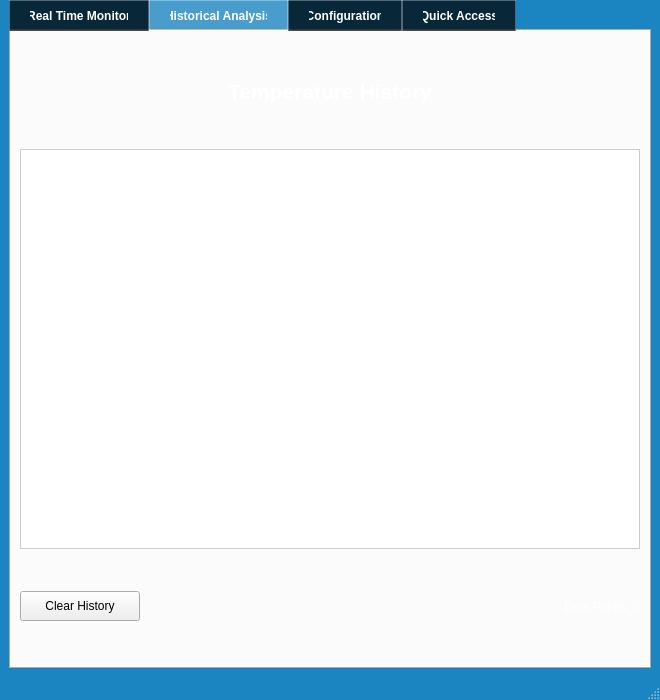
Qt form Modern_Cpp_Project/Implementation/server/server.ui (salah0eldin/Embedded_Linux_Diploma_Projects) before a commit.
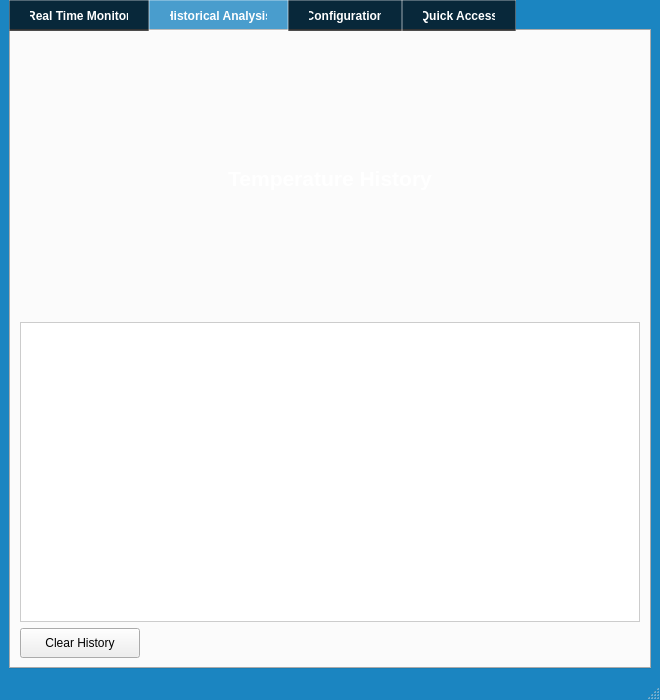
The same form after that commit. The open tabs and pages were chosen to show the change. Icons and pictures are not drawn.

What changed in the file:
```diff
--- a/Modern_Cpp_Project/Implementation/server/server.ui
+++ b/Modern_Cpp_Project/Implementation/server/server.ui
@@ -222,7 +222,13 @@
           <property name="minimumSize">
            <size>
             <width>0</width>
-            <height>400</height>
+            <height>300</height>
+           </size>
+          </property>
+          <property name="maximumSize">
+           <size>
+            <width>16777215</width>
+            <height>500</height>
            </size>
           </property>
           <property name="styleSheet">
@@ -258,13 +264,6 @@
             </property>
            </spacer>
           </item>
-          <item>
-           <widget class="QLabel" name="labelDataPoints">
-            <property name="text">
-             <string>Data Points: 0</string>
-            </property>
-           </widget>
-          </item>
          </layout>
         </item>
        </layout>
```
